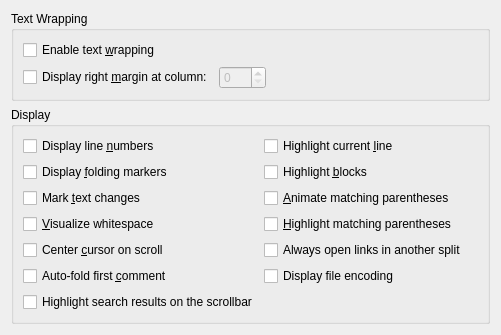
The window that src/plugins/texteditor/displaysettingspage.ui (qt-creator/qt-creator) describes before a commit, drawn with Qt 5.
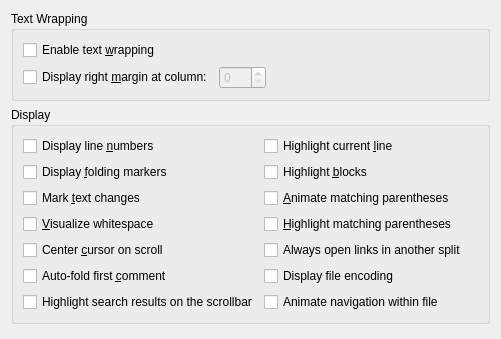
The same window after the commit.

Commit message: TextEditor: Animate navigation within file

```diff
--- a/src/plugins/texteditor/displaysettingspage.ui
+++ b/src/plugins/texteditor/displaysettingspage.ui
@@ -7,7 +7,7 @@
     <x>0</x>
     <y>0</y>
     <width>501</width>
-    <height>331</height>
+    <height>339</height>
    </rect>
   </property>
   <layout class="QGridLayout" name="gridLayout_3">
@@ -174,6 +174,13 @@
         </property>
        </widget>
       </item>
+      <item row="7" column="1">
+       <widget class="QCheckBox" name="animateNavigationWithinFile">
+        <property name="text">
+         <string>Animate navigation within file</string>
+        </property>
+       </widget>
+      </item>
      </layout>
     </widget>
    </item>
```
The commit also changes 7 other files.
